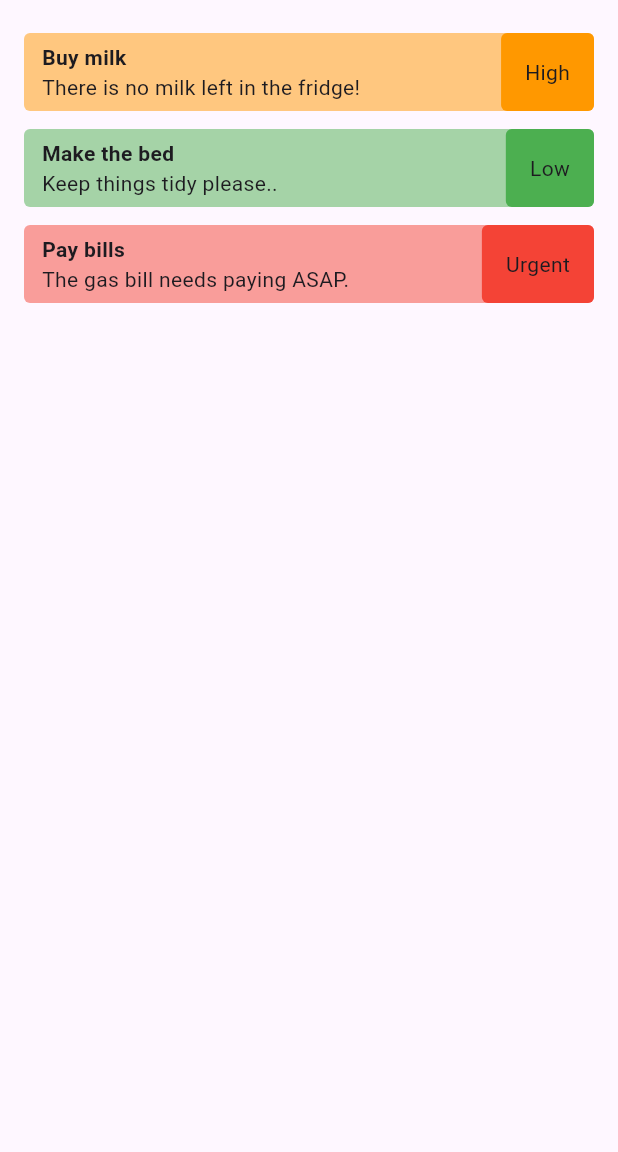
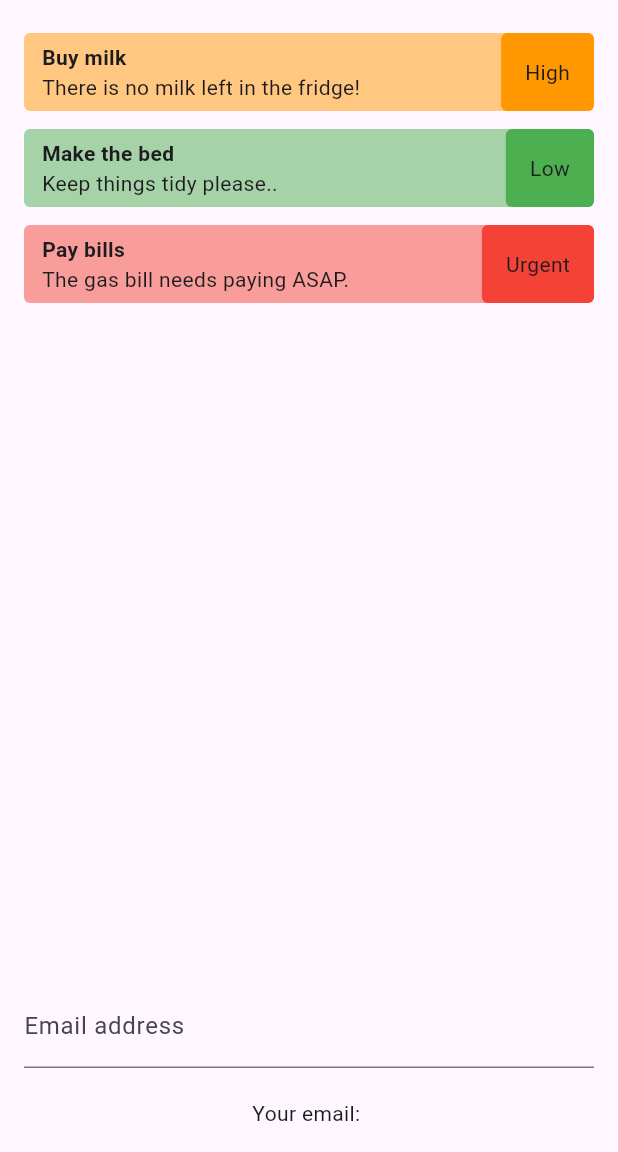
Before and after one commit to iamshaunjp/flutter-forms-tutorial, a Flutter app: the screen it shows after launch, on a phone screen of 412 x 824 dp, the part 84-1236 px from its top. Run offline on Flutter 3.47's test engine with Material 3 defaults, Android fonts, the phone set to English and light mode, and no system bars.

Commit message:
lesson-2

```diff
--- a/lib/home.dart
+++ b/lib/home.dart
@@ -10,6 +10,8 @@ class Home extends StatefulWidget {
 }
 
 class _HomeState extends State<Home> {
+
+  String _email = '';
 
 
   final List<Todo> todos = [
@@ -45,6 +47,20 @@ class _HomeState extends State<Home> {
             Expanded(child: TodoList(todos: todos)),
 
             // form stuff below here
+            TextField(
+              keyboardType: TextInputType.emailAddress,
+              // obscureText: true,
+              decoration: const InputDecoration(
+                label: Text('Email address'),
+              ),
+              onChanged: (value) {
+                setState(() {
+                  _email = value.trim();
+                });
+              },
+            ),
+            const SizedBox(height: 20),
+            Text('Your email: $_email'),
 
           ],
         ),
```
